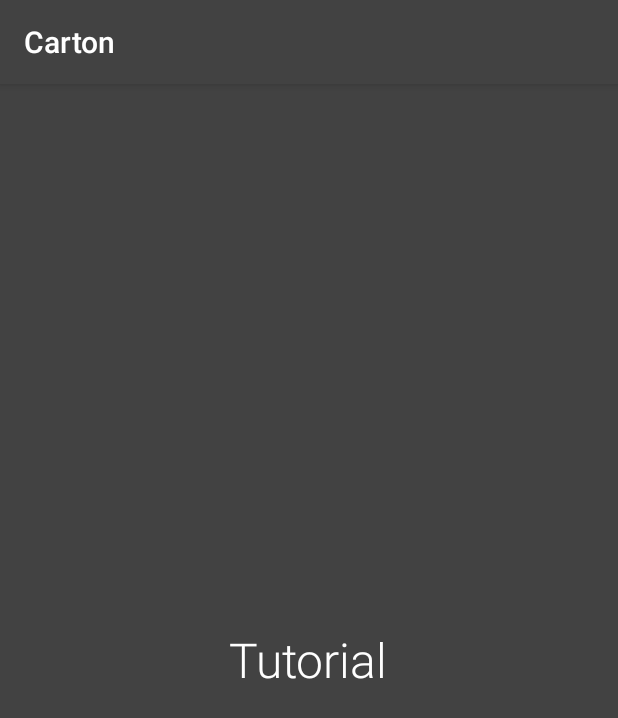
After one commit to mobicarton/carton-android, an Android app: the fragment TutorialMenuFragment shown on its own in the app's theme, on a phone screen of 412 x 824 dp. The commit adds this screen. Shown: the top 718 px of the screen. Run offline under Robolectric (Android 15) with nearby library versions, the phone set to English and light mode, and no system bars.

Commit message:
Create tutorial option in main menu

```diff
--- a/app/src/main/java/mobi/carton/MainActivity.java
+++ b/app/src/main/java/mobi/carton/MainActivity.java
@@ -17,6 +17,7 @@ import mobi.carton.library.CartonSdk;
 import mobi.carton.library.HeadRecognition;
 import mobi.carton.origami.OrigamiMenuFragment;
 import mobi.carton.subtitle.SubtitleFragment;
+import mobi.carton.tutorial.TutorialMenuFragment;
 
 public class MainActivity extends CartonActivity
         implements
@@ -56,6 +57,7 @@ public class MainActivity extends CartonActivity
         }
 
         fragments.add(Fragment.instantiate(this, SubtitleFragment.class.getName()));
+        fragments.add(Fragment.instantiate(this, TutorialMenuFragment.class.getName()));
 
         mMenuPagerAdapter = new MenuPagerAdapter(getSupportFragmentManager(), fragments);
 
--- /dev/null
+++ b/app/src/main/java/mobi/carton/tutorial/TutorialMenuFragment.java
@@ -0,0 +1,73 @@
+package mobi.carton.tutorial;
+
+
+import android.content.Intent;
+import android.os.Bundle;
+import android.view.LayoutInflater;
+import android.view.View;
+import android.view.ViewGroup;
+
+import mobi.carton.CartonFragment;
+import mobi.carton.R;
+import mobi.carton.library.HeadRecognition;
+import mobi.carton.origami.OrigamiActivity;
+
+public class TutorialMenuFragment extends CartonFragment
+        implements
+        HeadRecognition.OnHeadGestureListener {
+
+
+    private HeadRecognition mHeadRecognition;
+
+
+    @Override
+    public View onCreateView(LayoutInflater inflater, ViewGroup container,
+                             Bundle savedInstanceState) {
+
+        mHeadRecognition = new HeadRecognition(getContext());
+        mHeadRecognition.setOnHeadGestureListener(this);
+
+        return inflater.inflate(R.layout.fragment_tutorial_menu, container, false);
+    }
+
+
+    @Override
+    public void onResume() {
+        super.onResume();
+        mHeadRecognition.start();
+    }
+
+
+    @Override
+    public void onPause() {
+        super.onPause();
+        mHeadRecognition.stop();
+    }
+
+
+    @Override
+    public void onTilt(int direction) {
+
+    }
+
+
+    @Override
+    public void onNod(int direction) {
+        if (getUserVisibleHint()) {
+            actionDirection(direction);
+        }
+    }
+
+
+    @Override
+    public void movingDirection(int direction) {
+        actionDirection(direction);
+    }
+
+
+    private void actionDirection(int direction) {
+        if (direction == HeadRecognition.NOD_DOWN) {
+            startActivity(new Intent(getContext(), OrigamiActivity.class));
+        }
+    }
+}
--- /dev/null
+++ b/app/src/main/res/layout/fragment_tutorial_menu.xml
@@ -0,0 +1,17 @@
+<?xml version="1.0" encoding="utf-8"?>
+<RelativeLayout
+    xmlns:android="http://schemas.android.com/apk/res/android"
+    android:layout_width="match_parent"
+    android:layout_height="match_parent"
+    android:background="@color/backgroundDefault">
+
+
+    <TextView
+        android:layout_width="wrap_content"
+        android:layout_height="wrap_content"
+        android:fontFamily="sans-serif-light"
+        android:textSize="@dimen/font_extra_large"
+        android:layout_centerInParent="true"
+        android:text="@string/tutorial"/>
+
+</RelativeLayout>
--- a/app/src/main/res/values/strings.xml
+++ b/app/src/main/res/values/strings.xml
@@ -47,4 +47,12 @@
 
     <string name="origami_steps">steps</string>
     <string name="contentDescription_step">step</string>
+
+
+    <!--
+    Tutorial
+    -->
+
+    <string name="tutorial">Tutorial</string>
+
 </resources>
```
